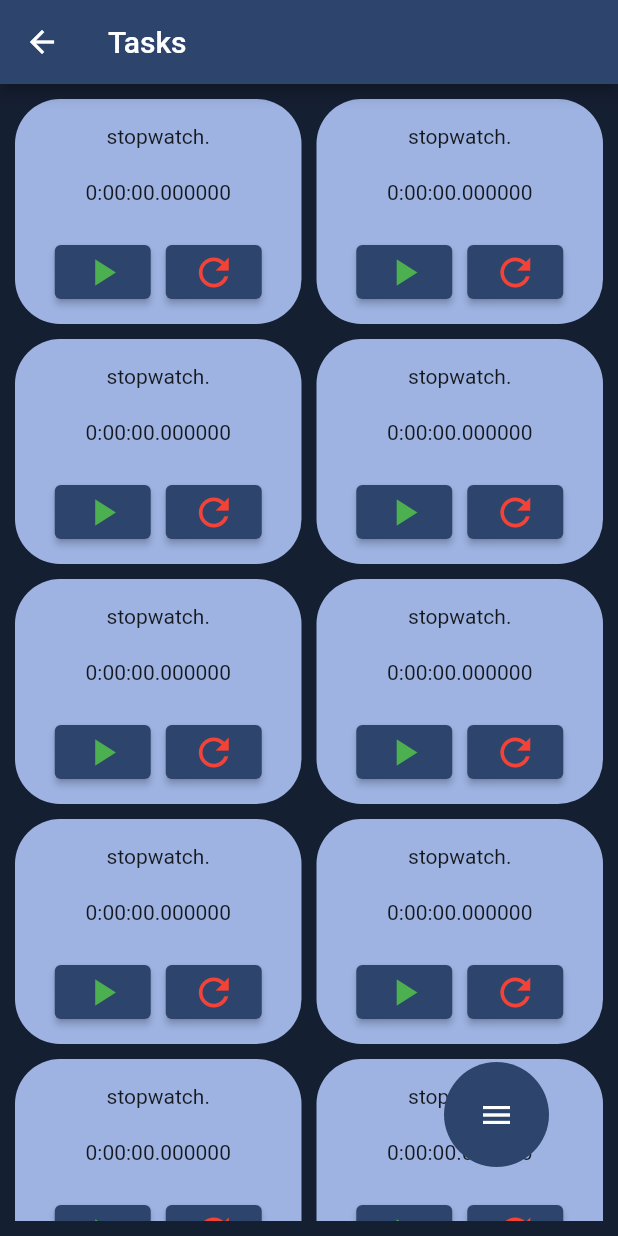
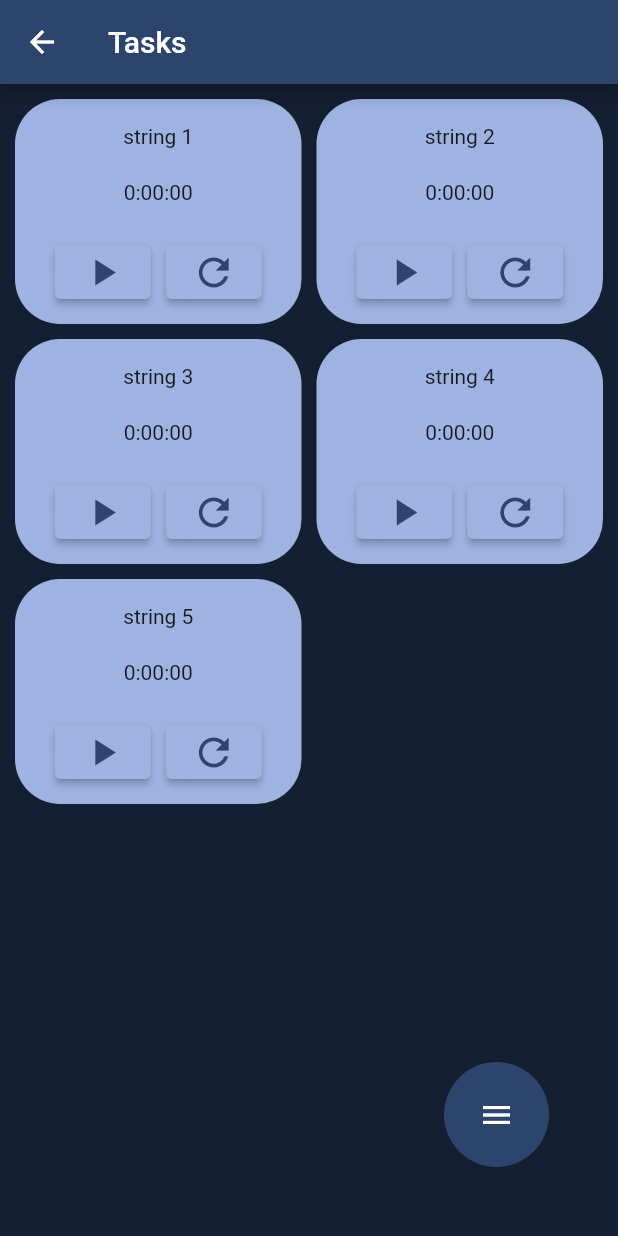
Before and after one commit to KhaledGhonem724/CS401-MobileApplication, a Flutter app: the screen it shows after launch, item 3 of the bottom bar chosen, on a phone screen of 412 x 824 dp. Run offline on Flutter 3.47's test engine with Material 2 defaults, Android fonts, the phone set to English and light mode, and no system bars; our stand-ins replace cloud_firestore, firebase_core, google_nav_bar, stop_watch_timer, table_calendar; accounts and stored records are empty; network calls fail.

Commit message:
last edition

```diff
--- a/lib/materials/colors.dart
+++ b/lib/materials/colors.dart
@@ -1,8 +1,5 @@
 import 'package:flutter/material.dart';
 
-final List<Map> myProducts =
-    List.generate(100000, (index) => {"id": index, "name": "Product $index"})
-        .toList();
 // should be pulled from firebase
 final primary_color_bright = Color.fromARGB(255, 0, 176, 240);
 final complementary_color_bright = Color.fromARGB(255, 157, 195, 230);
@@ -11,3 +8,24 @@
 final primary_color_dark = Color.fromARGB(255, 45, 69, 108);
 final complementary_color_dark = Color.fromARGB(255, 158, 179, 226);
 final background_color_dark = Color.fromARGB(255, 21, 31, 50);
+
+Icon running = Icon(
+  Icons.pause,
+  color: primary_color_dark,
+  size: 30,
+);
+Icon paused = Icon(
+  Icons.play_arrow,
+  color: primary_color_dark,
+  size: 30,
+);
+Icon used = Icon(
+  Icons.play_arrow,
+  color: primary_color_dark,
+  size: 30,
+);
+Icon reset = Icon(
+  Icons.refresh,
+  color: primary_color_dark,
+  size: 30,
+);
--- a/lib/materials/elements/TaskCard.dart
+++ b/lib/materials/elements/TaskCard.dart
@@ -3,38 +3,16 @@
 
 class TaskCard extends StatefulWidget {
   TaskCard({super.key, required this.taskName});
-  late final String taskName;
+  late String taskName;
 
   @override
-  State<TaskCard> createState() => _TaskCardState(taskName);
+  State<TaskCard> createState() => _TaskCardState(taskName: taskName);
 }
 
 class _TaskCardState extends State<TaskCard> {
   final stopwatch = Stopwatch();
-  late final String taskName;
-  _TaskCardState(String str) {
-    this.taskName = str;
-  }
-  Icon running = Icon(
-    Icons.pause,
-    color: primary_color_dark,
-    size: 30,
-  );
-  Icon paused = Icon(
-    Icons.play_arrow,
-    color: Colors.green,
-    size: 30,
-  );
-  Icon used = Icon(
-    Icons.play_arrow,
-    color: Colors.green,
-    size: 30,
-  );
-  Icon reset = Icon(
-    Icons.refresh,
-    color: Colors.red,
-    size: 30,
-  );
+  late String taskName = "";
+  _TaskCardState({required this.taskName});
 
   @override
   Widget build(BuildContext context) {
@@ -53,13 +31,13 @@
                 mainAxisSize: MainAxisSize.max,
                 mainAxisAlignment: MainAxisAlignment.spaceAround,
                 children: [
-                  const Padding(
+                  Padding(
                     padding: const EdgeInsets.only(top: 6),
                     child: Text(
-                        "stopwatch."), /////////////////////////////////////////////////////////////////////////////////////////////////////
+                        taskName), /////////////////////////////////////////////////////////////////////////////////////////////////////
                   ),
-                  Text(stopwatch.elapsed
-                      .toString()), ////////////////////////////////////////////////////////////////////////
+                  Text(stopwatch.elapsed.toString().substring(0,
+                      7)), ////////////////////////////////////////////////////////////////////////
                   Row(
                     crossAxisAlignment: CrossAxisAlignment.end,
                     mainAxisAlignment: MainAxisAlignment.spaceAround,
@@ -67,7 +45,7 @@
                     children: [
                       ElevatedButton(
                           style: ElevatedButton.styleFrom(
-                              backgroundColor: primary_color_dark),
+                              backgroundColor: complementary_color_dark),
                           onPressed: () {
                             setState(() {
                               if (stopwatch.isRunning) {
@@ -85,7 +63,7 @@
                       ),
                       ElevatedButton(
                           style: ElevatedButton.styleFrom(
-                              backgroundColor: primary_color_dark),
+                              backgroundColor: complementary_color_dark),
                           onPressed: () {
                             setState(() {
                               stopwatch.reset();
--- a/lib/screens/tasks.dart
+++ b/lib/screens/tasks.dart
@@ -8,9 +8,18 @@
 import '../materials/elements/CircularButton.dart';
 import '../materials/elements/TaskCard.dart';
 
+List<String> Tasks = [
+  "string 1",
+  "string 2",
+  "string 3",
+  "string 4",
+  "string 5",
+];
+
 class tasks extends StatefulWidget {
-  const tasks({super.key});
+  tasks({super.key});
   static const String id = "tasks";
+
   @override
   State<tasks> createState() => _tasksState();
 }
@@ -98,10 +107,10 @@
                               crossAxisSpacing: 10,
                               mainAxisExtent: 150,
                               childAspectRatio: 4),
-                      itemCount: myProducts.length,
+                      itemCount: Tasks.length,
                       itemBuilder: (BuildContext ctx, index) {
                         return TaskCard(
-                          taskName: "task name",
+                          taskName: Tasks[index],
                         ); ///////////////////////////////////////////////////////////////////////////
                       }),
                 ),
```
Also changed, not shown: lib/materials/elements/ContactModel.dart (renamed from lib/screens/ContactModel.dart, +14 -3 lines), lib/materials/functionality.dart (+43 -1 lines), lib/screens/CreateTask.dart (+24 -14 lines), lib/screens/DeleteTask.dart (+19 -31 lines).
